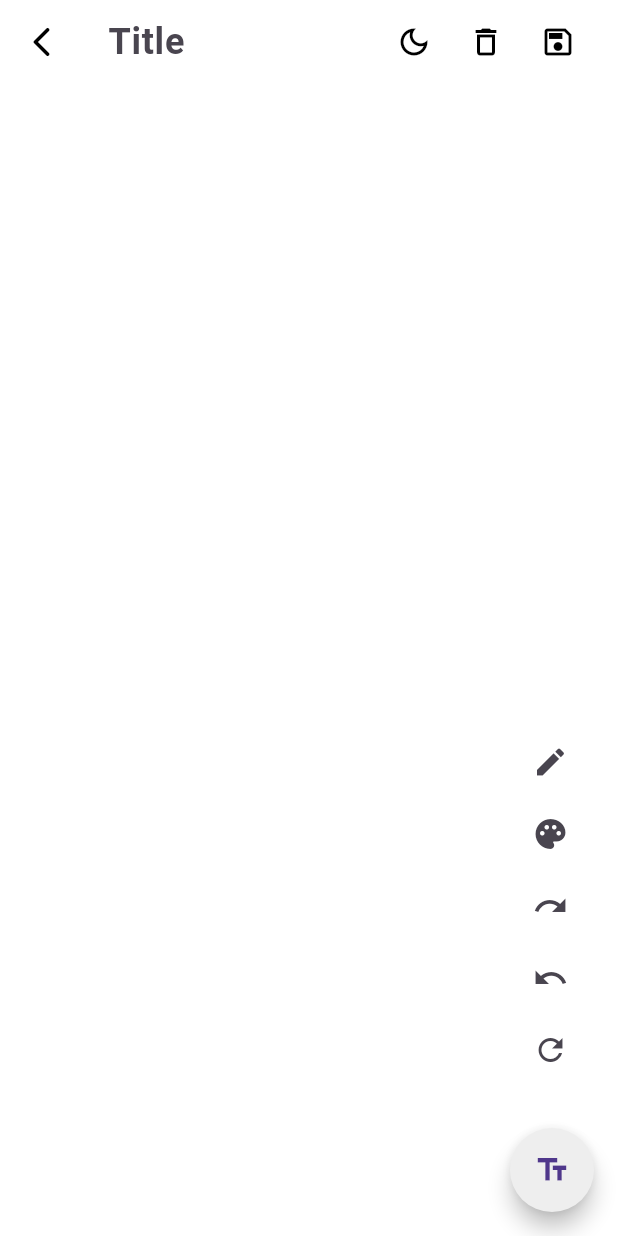
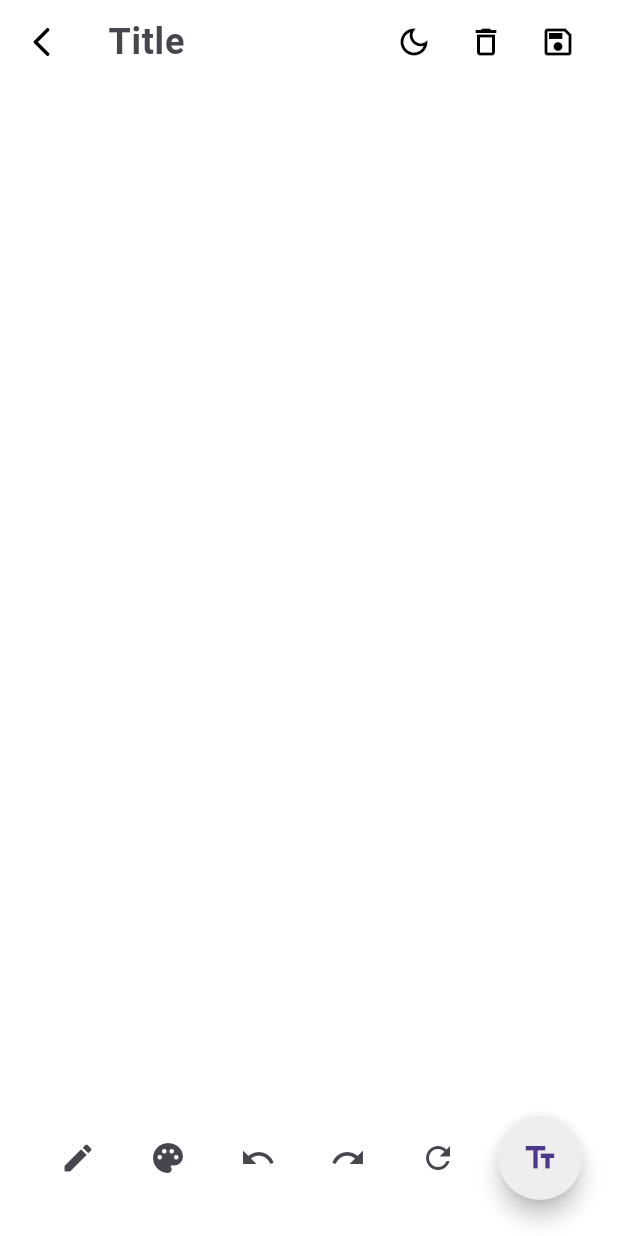
Before and after one commit to punguuuuu/notesApp, a Flutter app: the NotePage screen opened by its route, after a tap on the "brush" icon, after a tap on the "undo" icon, on a phone screen of 412 x 824 dp. Run offline on Flutter 3.47's test engine with Material 3 defaults, Android fonts, the phone set to English and light mode, and no system bars; our stand-ins replace cloud_firestore, firebase_auth, firebase_core; accounts and stored records are empty; network calls fail; statements that could not run were skipped.

Commit message:
sepearted draw and text layer from body

```diff
--- a/lib/notePage.dart
+++ b/lib/notePage.dart
@@ -50,9 +50,6 @@ class NotePageState extends State<NotePage> {
   late TextEditingController descriptionController;
 
   bool isDrawing = false;
-  final GlobalKey _paintKey = GlobalKey();
-  final List<Offset?> points = [];
-  final List<Offset?> tempPoints = [];
 
   void toggleTheme() {
     final isDark = Theme.of(context).brightness == Brightness.dark;
@@ -118,17 +115,37 @@ class NotePageState extends State<NotePage> {
           ),
         ],
       ),
-      floatingActionButton: FloatingActionButton(
-        onPressed: () {
-          setState(() {
-            isDrawing = !isDrawing;
+      body: DrawingTextFieldOverlay(
+        descriptionController: descriptionController,
+        isDark: Theme.of(context).brightness == Brightness.dark,
+      ),
+    );
+  }
+}
+
+class DrawingTextFieldOverlay extends StatefulWidget {
+  final TextEditingController descriptionController;
+  final bool isDark;
+
+  const DrawingTextFieldOverlay({
+    super.key,
+    required this.descriptionController,
+    this.isDark = false,
   });
-        },
-        backgroundColor: isDark ? Colors.black12 : Colors.grey[200],
-        shape: const CircleBorder(),
-        child: Icon(isDrawing ? Icons.text_fields : Icons.brush),
-      ),
-      body: Stack(
+
+  @override
+  State<DrawingTextFieldOverlay> createState() => _DrawingTextFieldOverlayState();
+}
+
+class _DrawingTextFieldOverlayState extends State<DrawingTextFieldOverlay> {
+  final GlobalKey _paintKey = GlobalKey();
+  final List<Offset?> points = [];
+  final List<Offset?> tempPoints = [];
+  bool isDrawing = false;
+
+  @override
+  Widget build(BuildContext context) {
+    return Stack(
       children: [
         // TextField Layer
         SizedBox.expand(
@@ -136,10 +153,8 @@ class NotePageState extends State<NotePage> {
             color: Theme.of(context).appBarTheme.backgroundColor,
             padding: const EdgeInsets.all(16),
             child: TextField(
-                controller: descriptionController,
-                decoration: const InputDecoration(
-                  border: InputBorder.none,
-                ),
+              controller: widget.descriptionController,
+              decoration: const InputDecoration(border: InputBorder.none),
               style: const TextStyle(fontSize: 20),
               maxLines: null,
               keyboardType: TextInputType.multiline,
@@ -180,25 +195,47 @@ class NotePageState extends State<NotePage> {
 
         if (isDrawing)
           Positioned(
-              bottom: 100,
-              right: 21,
-              child: Column(
+            bottom: 28,
+            child: Row(
               mainAxisAlignment: MainAxisAlignment.spaceAround,
+              spacing: 12,
               children: [
+                const SizedBox(width: 16),
                 IconButton(
-                    icon: Icon(Icons.edit),
+                  icon: const Icon(Icons.edit),
                   onPressed: () {
                     // change brush
                   },
                 ),
                 IconButton(
-                    icon: Icon(Icons.palette),
+                  icon: const Icon(Icons.palette),
                   onPressed: () {
                     // change brush
                   },
                 ),
                 IconButton(
-                    icon: Icon(Icons.redo),
+                  icon: const Icon(Icons.undo),
+                  onPressed: () {
+                    setState(() {
+                      if (points.isEmpty) return;
+
+                      List<Offset?> removedStroke = [];
+
+                      if (points.last == null) {
+                        removedStroke.insert(0, points.removeLast());
+                      }
+
+                      while (points.isNotEmpty) {
+                        final last = points.removeLast();
+                        removedStroke.insert(0, last);
+                        if (last == null) break;
+                      }
+                      tempPoints.addAll(removedStroke);
+                    });
+                  },
+                ),
+                IconButton(
+                  icon: const Icon(Icons.redo),
                   onPressed: () {
                     setState(() {
                       if (tempPoints.isEmpty) return;
@@ -216,34 +253,10 @@ class NotePageState extends State<NotePage> {
                       }
                       points.addAll(redoStroke);
                     });
-                    }
+                  },
                 ),
                 IconButton(
-                    icon: Icon(Icons.undo),
-                    onPressed: () {
-                      setState(() {
-                        if (points.isEmpty) return;
-
-                        List<Offset?> removedStroke = [];
-
-                        if (points.last == null) {
-                          removedStroke.insert(0, points.removeLast());
-                        }
-
-                        while (points.isNotEmpty) {
-                          final last = points.removeLast();
-                          removedStroke.insert(0, last);
-
-                          if (last == null) {
-                            break;
-                          }
-                        }
-                        tempPoints.addAll(removedStroke);
-                      });
-                    }
-                  ),
-                  IconButton(
-                    icon: Icon(Icons.refresh),
+                  icon: const Icon(Icons.refresh),
                   onPressed: () {
                     setState(() {
                       points.clear();
@@ -253,12 +266,25 @@ class NotePageState extends State<NotePage> {
               ],
             ),
           ),
+
+        Positioned(
+          bottom: 24,
+          right: 24,
+          child: FloatingActionButton(
+            onPressed: () {
+              setState(() {
+                isDrawing = !isDrawing;
+              });
+            },
+            backgroundColor: widget.isDark ? Colors.black12 : Colors.grey[200],
+            shape: const CircleBorder(),
+            child: Icon(isDrawing ? Icons.text_fields : Icons.brush),
+          ),
+        ),
       ],
-      ),
     );
   }
 }
-
 
 class DrawingPainter extends CustomPainter {
   final List<Offset?> points;
```
Lines whose indentation alone changed are shown as unchanged.
